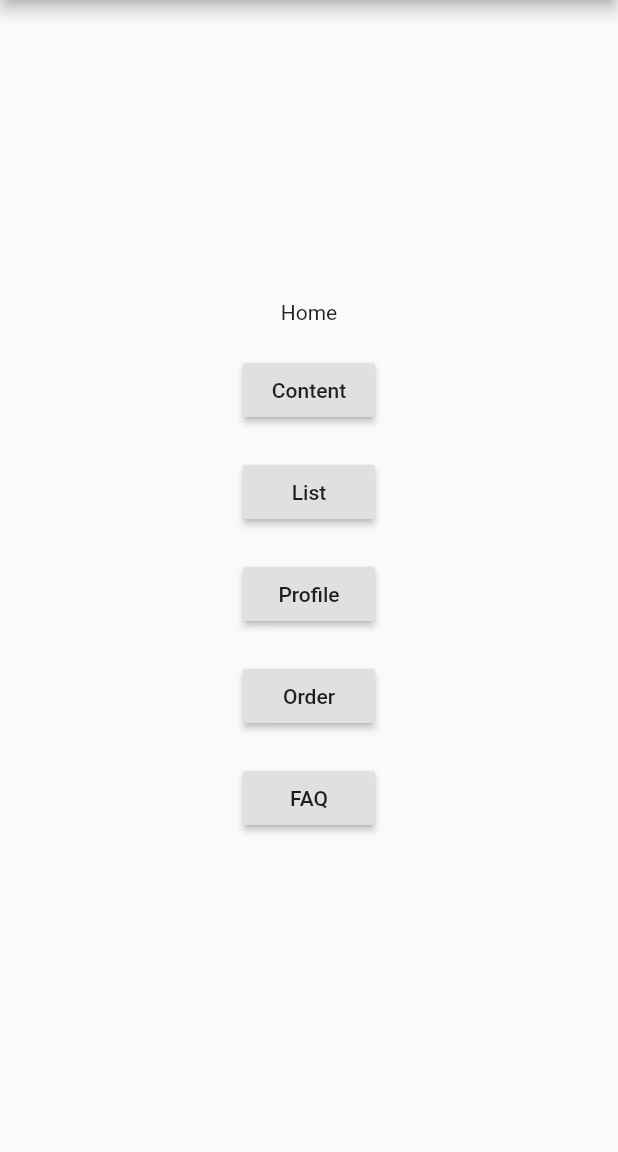
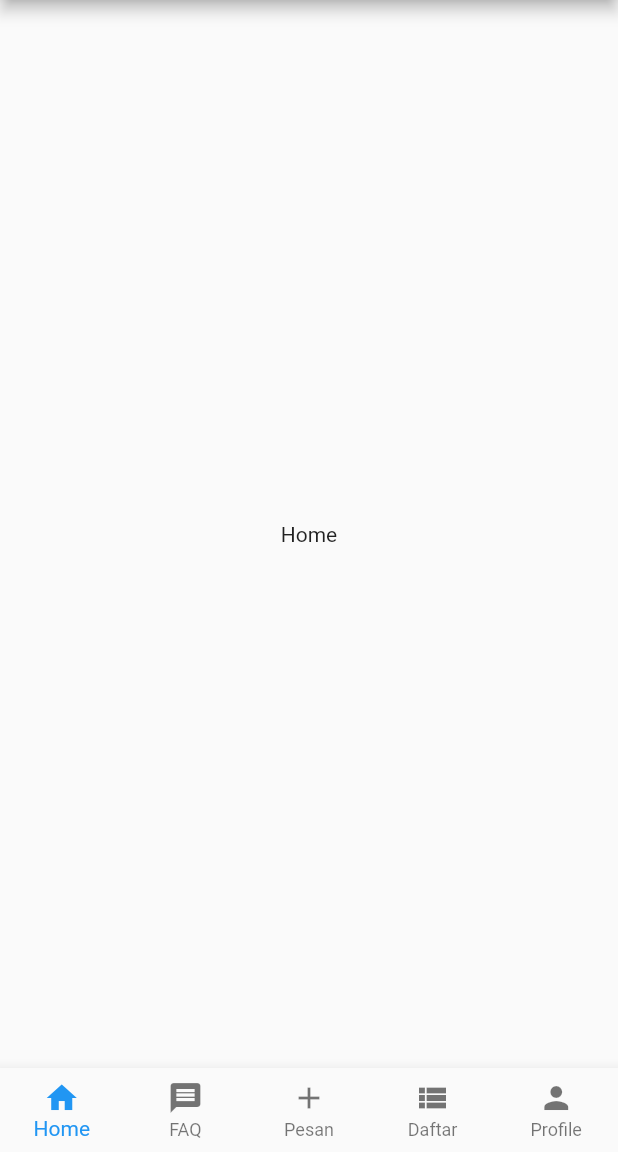
Before and after one commit to ssjrama/alternatif, a Flutter app: the Home screen opened by its route, on a phone screen of 412 x 824 dp, the part 84-1236 px from its top. Run offline on Flutter 3.47's test engine with Material 2 defaults, Android fonts, the phone set to English and light mode, and no system bars.

```diff
--- a/lib/view/home/home.dart
+++ b/lib/view/home/home.dart
@@ -8,60 +8,31 @@ class Home extends StatelessWidget {
         title: Text('Alternatif'),
         centerTitle: true,
       ),
-      body: Padding(
-        padding: const EdgeInsets.fromLTRB(0, 200.0, 0, 0),
-        child: Column(
-          children: [
-            Center(
-              child: Text('Home'),
+      body: Center(child: Text('Home')),
+      bottomNavigationBar: BottomNavigationBar(
+        type: BottomNavigationBarType.fixed,
+        items: const <BottomNavigationBarItem>[
+          BottomNavigationBarItem(
+            icon: Icon(Icons.home),
+            label: 'Home',
           ),
-            SizedBox(
-              height: 20.0,
+          BottomNavigationBarItem(
+            icon: Icon(Icons.message),
+            label: 'FAQ',
           ),
-            RaisedButton(
-              onPressed: () {
-                Navigator.pushNamed(context, '/content');
-              },
-              child: Text('Content'),
+          BottomNavigationBarItem(
+            icon: Icon(Icons.add),
+            label: 'Pesan',
           ),
-            SizedBox(
-              height: 20.0,
+          BottomNavigationBarItem(
+            icon: Icon(Icons.view_list),
+            label: 'Daftar',
           ),
-            RaisedButton(
-              onPressed: () {
-                Navigator.pushNamed(context, '/list');
-              },
-              child: Text('List'),
-            ),
-            SizedBox(
-              height: 20.0,
-            ),
-            RaisedButton(
-              onPressed: () {
-                Navigator.pushNamed(context, '/profile');
-              },
-              child: Text('Profile'),
-            ),
-            SizedBox(
-              height: 20.0,
-            ),
-            RaisedButton(
-              onPressed: () {
-                Navigator.pushNamed(context, '/order');
-              },
-              child: Text('Order'),
-            ),
-            SizedBox(
-              height: 20.0,
-            ),
-            RaisedButton(
-              onPressed: () {
-                Navigator.pushNamed(context, '/faq');
-              },
-              child: Text('FAQ'),
+          BottomNavigationBarItem(
+            icon: Icon(Icons.person),
+            label: 'Profile',
           ),
         ],
-        ),
       ),
     );
   }
```
Lines whose indentation alone changed are shown as unchanged.
